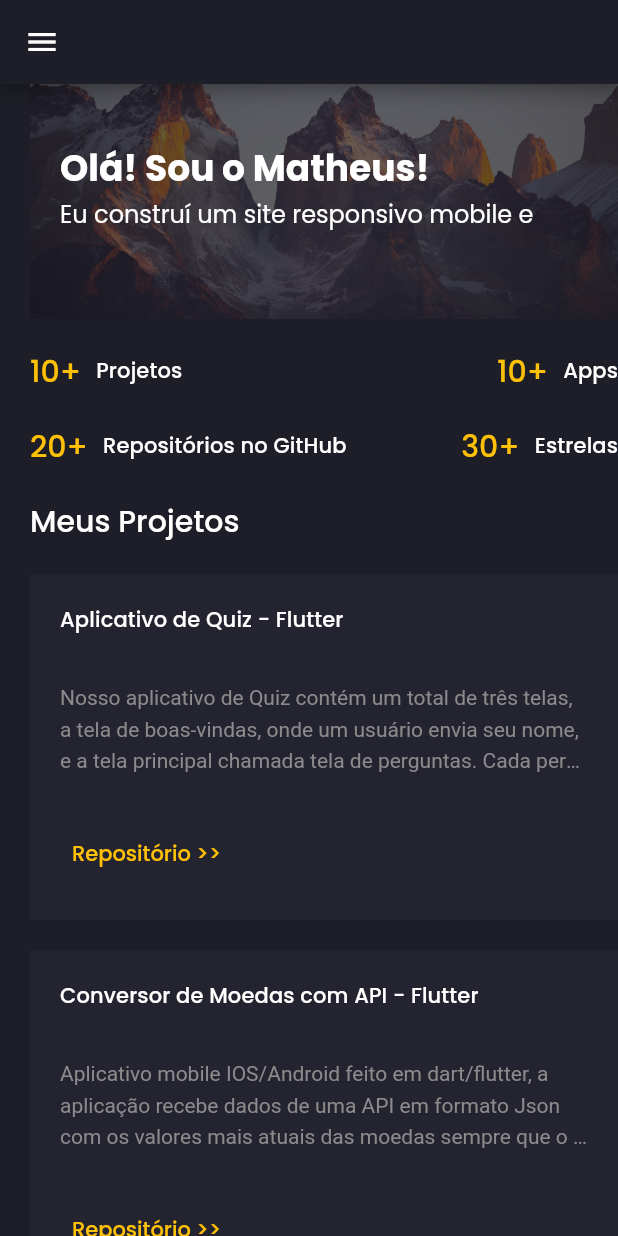
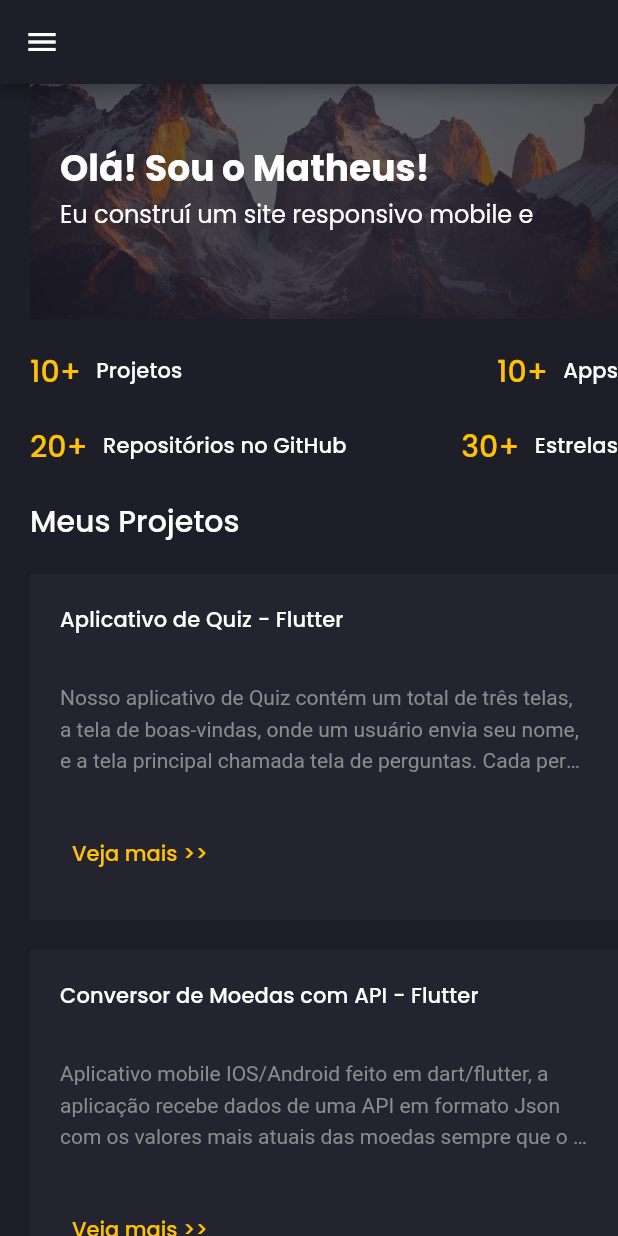
Before and after one commit to matheus2-andrade/Flutter---ResponsiveAnimatedPortfolioWebsiteAndApp, a Flutter app: the screen it shows after launch, on a phone screen of 412 x 824 dp. Run offline on Flutter 3.47's test engine with Material 2 defaults, Android fonts, the phone set to English and light mode, and no system bars; drawn by our look-alikes of animated_text_kit; our stand-ins replace flutter_svg, google_fonts; missing offline and left inert: dart:html.

Commit message:
add project

```diff
--- a/lib/models/Project.dart
+++ b/lib/models/Project.dart
@@ -23,6 +23,12 @@ List<Project> projects = [
         "Aplicativo de lista de tarefas que possibilita adicionar e remover tarefas, marcar concluidas, recuperar tarefas excluidas, filtragem de tarefas e armazenamento local.",
         link: "https://github.com/matheus2-andrade/To_Do_List"
   ),
+  Project(
+    title: "Aplicativo de cursos - Flutter",
+    description:
+        "Aplicativo mobile de cursos em Flutter. Desenvolvi esse aplicativo com o objetivo de aprender mais algumas técnicas, widgets e estruturação de código, o App consiste em uma UI de cursos que puxa os dados de um banco",
+        link: "https://www.linkedin.com/posts/matheusandrade47_projetocursosmatheusandrade-activity-6846480444154871810-HOTs"
+  ),
   /*Project(
     title: "Chat/Messaging App Light and Dark Theme - Flutter UI",
     description:
--- a/lib/screens/home/components/project_card.dart
+++ b/lib/screens/home/components/project_card.dart
@@ -40,7 +40,7 @@ class ProjectCard extends StatelessWidget {
                 html.window.open(project.link.toString(), project.link.toString());
               },
               child: Text(
-                "Repositório >>",
+                "Veja mais >>",
                 style: TextStyle(color: primaryColor),
               ))
         ],
```
Also changed, not shown: 3 other files.
